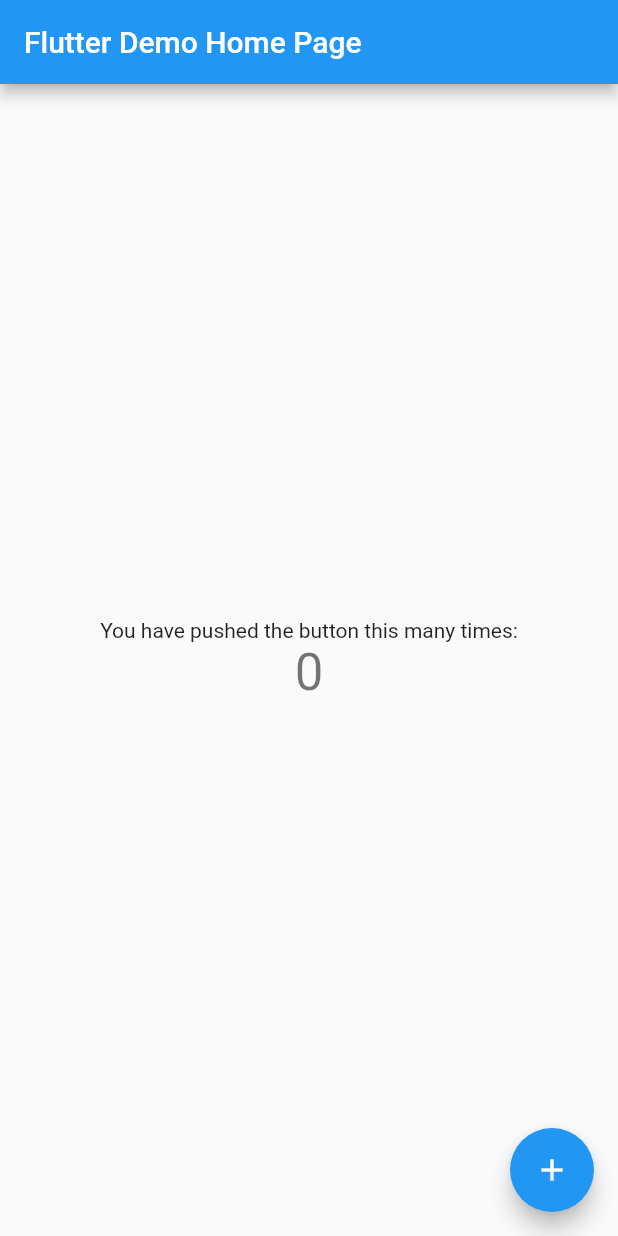
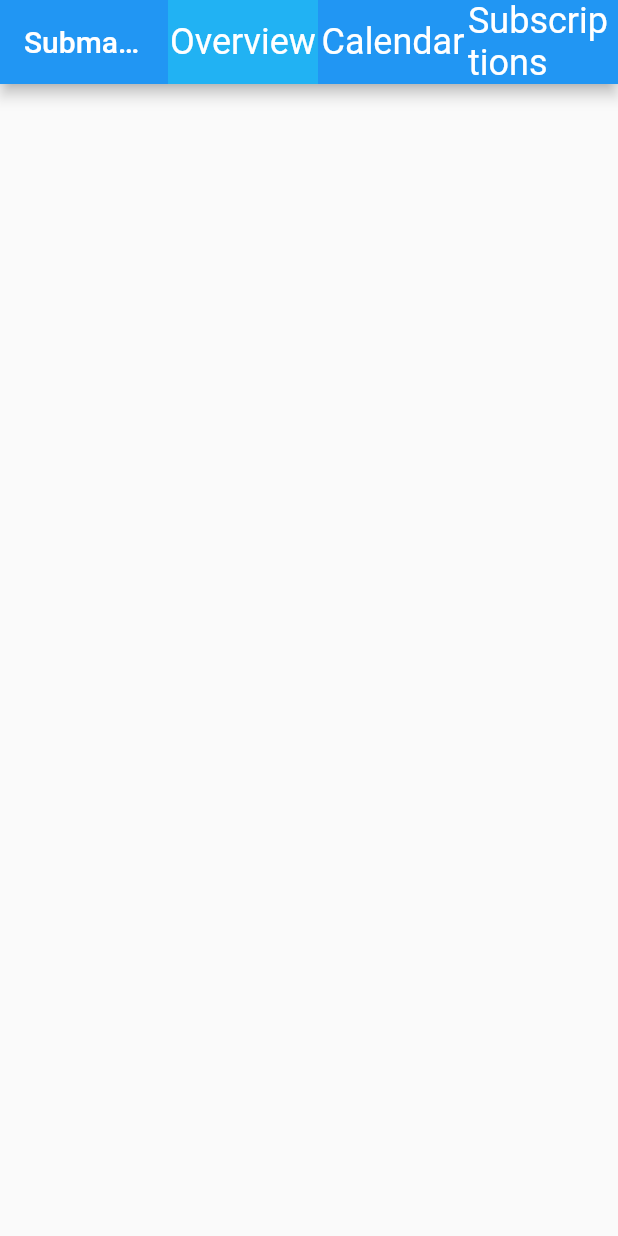
Before and after one commit to SubmarineApp/periscope, a Flutter app: the screen it shows after launch, on a phone screen of 412 x 824 dp. Run offline on Flutter 3.47's test engine with Material 2 defaults, Android fonts, the phone set to English and light mode, and no system bars.

Commit message:
Created home page frame

```diff
--- a/lib/main.dart
+++ b/lib/main.dart
@@ -1,4 +1,7 @@
 import 'package:flutter/material.dart';
+import 'OverviewPage.dart';
+import 'CalendarPage.dart';
+import 'SubscriptionsPage.dart';
 
 void main() {
   runApp(MyApp());
@@ -11,103 +14,86 @@
     return MaterialApp(
       title: 'Flutter Demo',
       theme: ThemeData(
-        // This is the theme of your application.
-        //
-        // Try running your application with "flutter run". You'll see the
-        // application has a blue toolbar. Then, without quitting the app, try
-        // changing the primarySwatch below to Colors.green and then invoke
-        // "hot reload" (press "r" in the console where you ran "flutter run",
-        // or simply save your changes to "hot reload" in a Flutter IDE).
-        // Notice that the counter didn't reset back to zero; the application
-        // is not restarted.
         primarySwatch: Colors.blue,
       ),
-      home: MyHomePage(title: 'Flutter Demo Home Page'),
+      home: HomePage(),
     );
   }
 }
 
-class MyHomePage extends StatefulWidget {
-  MyHomePage({Key key, this.title}) : super(key: key);
-
-  // This widget is the home page of your application. It is stateful, meaning
-  // that it has a State object (defined below) that contains fields that affect
-  // how it looks.
-
-  // This class is the configuration for the state. It holds the values (in this
-  // case the title) provided by the parent (in this case the App widget) and
-  // used by the build method of the State. Fields in a Widget subclass are
-  // always marked "final".
-
-  final String title;
-
+class HomePage extends StatefulWidget {
   @override
-  _MyHomePageState createState() => _MyHomePageState();
+  _HomePageState createState() => _HomePageState();
 }
 
-class _MyHomePageState extends State<MyHomePage> {
-  int _counter = 0;
-
-  void _incrementCounter() {
-    setState(() {
-      // This call to setState tells the Flutter framework that something has
-      // changed in this State, which causes it to rerun the build method below
-      // so that the display can reflect the updated values. If we changed
-      // _counter without calling setState(), then the build method would not be
-      // called again, and so nothing would appear to happen.
-      _counter++;
-    });
-  }
+class _HomePageState extends State<HomePage> {
+  int _selectedTab = 0;
 
   @override
   Widget build(BuildContext context) {
-    // This method is rerun every time setState is called, for instance as done
-    // by the _incrementCounter method above.
-    //
-    // The Flutter framework has been optimized to make rerunning build methods
-    // fast, so that you can just rebuild anything that needs updating rather
-    // than having to individually change instances of widgets.
     return Scaffold(
       appBar: AppBar(
-        // Here we take the value from the MyHomePage object that was created by
-        // the App.build method, and use it to set our appbar title.
-        title: Text(widget.title),
+        title: Text("Submarine"),
+        actions: [
+          InkWell(
+            onTap: () {
+              Navigator.of(context).push(
+                  MaterialPageRoute<void>(builder: (BuildContext context) {
+                return OverviewPage();
+              }));
+            }, // Handle your callback
+            child: Ink(
+              height: 100,
+              width: 100,
+              color: _selectedTab == 0 ? Color(0xFF21B2F3) : Colors.blue,
+              child: Center(
+                child: Text(
+                  "Overview",
+                  style: TextStyle(fontSize: 24),
+                ),
+              ),
+            ),
+          ),
+          InkWell(
+            onTap: () {
+              Navigator.of(context).push(
+                  MaterialPageRoute<void>(builder: (BuildContext context) {
+                return CalendarPage();
+              }));
+            }, // Handle your callback
+            child: Ink(
+              height: 100,
+              width: 100,
+              color: _selectedTab == 1 ? Color(0xFF21B2F3) : Colors.blue,
+              child: Center(
+                child: Text(
+                  "Calendar",
+                  style: TextStyle(fontSize: 24),
+                ),
+              ),
+            ),
+          ),
+          InkWell(
+            onTap: () {
+              Navigator.of(context).push(
+                  MaterialPageRoute<void>(builder: (BuildContext context) {
+                return SubscriptionsPage();
+              }));
+            }, // Handle your callback
+            child: Ink(
+              height: 100,
+              width: 100,
+              color: _selectedTab == 2 ? Color(0xFF21B2F3) : Colors.blue,
+              child: Center(
+                child: Text(
+                  "Subscriptions",
+                  style: TextStyle(fontSize: 24),
+                ),
+              ),
+            ),
+          ),
+        ],
       ),
-      body: Center(
-        // Center is a layout widget. It takes a single child and positions it
-        // in the middle of the parent.
-        child: Column(
-          // Column is also a layout widget. It takes a list of children and
-          // arranges them vertically. By default, it sizes itself to fit its
-          // children horizontally, and tries to be as tall as its parent.
-          //
-          // Invoke "debug painting" (press "p" in the console, choose the
-          // "Toggle Debug Paint" action from the Flutter Inspector in Android
-          // Studio, or the "Toggle Debug Paint" command in Visual Studio Code)
-          // to see the wireframe for each widget.
-          //
-          // Column has various properties to control how it sizes itself and
-          // how it positions its children. Here we use mainAxisAlignment to
-          // center the children vertically; the main axis here is the vertical
-          // axis because Columns are vertical (the cross axis would be
-          // horizontal).
-          mainAxisAlignment: MainAxisAlignment.center,
-          children: <Widget>[
-            Text(
-              'You have pushed the button this many times:',
-            ),
-            Text(
-              '$_counter',
-              style: Theme.of(context).textTheme.headline4,
-            ),
-          ],
-        ),
-      ),
-      floatingActionButton: FloatingActionButton(
-        onPressed: _incrementCounter,
-        tooltip: 'Increment',
-        child: Icon(Icons.add),
-      ), // This trailing comma makes auto-formatting nicer for build methods.
     );
   }
 }
```
Also changed, not shown: lib/CalendarPage.dart (added, +13 -0 lines), lib/OverviewPage.dart (added, +13 -0 lines), lib/SubscriptionsPage.dart (added, +13 -0 lines).
